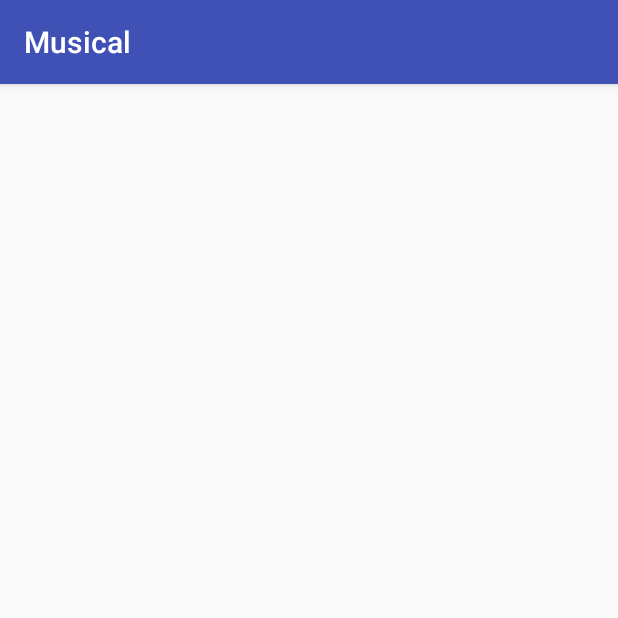
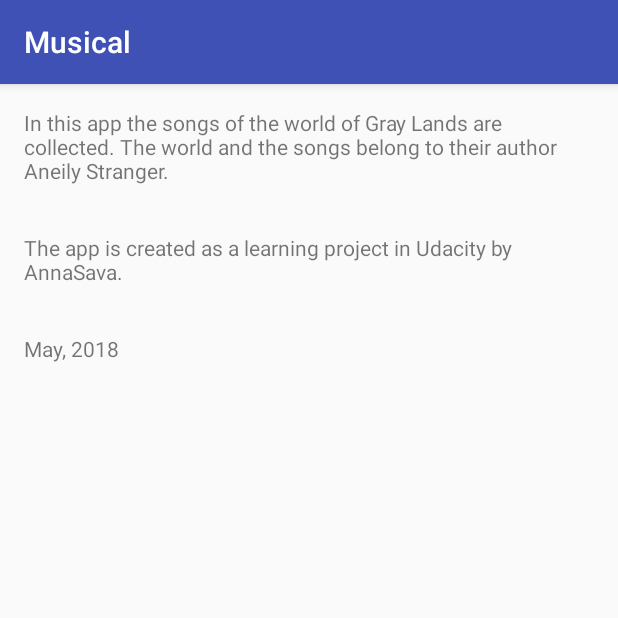
Before and after one commit to AnnaSava/Musical, an Android app: the AboutActivity screen opened directly, with no data from a screen before it, on a phone screen of 412 x 824 dp, the top half of it. Run offline under Robolectric (Android 15) with nearby library versions, the phone set to English and light mode, and no system bars.

Commit message:
About page

```diff
--- a/app/src/main/res/layout/activity_about.xml
+++ b/app/src/main/res/layout/activity_about.xml
@@ -1,9 +1,31 @@
 <?xml version="1.0" encoding="utf-8"?>
-<android.support.constraint.ConstraintLayout xmlns:android="http://schemas.android.com/apk/res/android"
+<LinearLayout xmlns:android="http://schemas.android.com/apk/res/android"
     xmlns:app="http://schemas.android.com/apk/res-auto"
     xmlns:tools="http://schemas.android.com/tools"
     android:layout_width="match_parent"
     android:layout_height="match_parent"
+    android:orientation="vertical"
     tools:context="com.example.android.musical.AboutActivity">
 
-</android.support.constraint.ConstraintLayout>
+    <TextView
+        android:id="@+id/dev"
+        android:layout_width="match_parent"
+        android:layout_height="wrap_content"
+        android:padding="16dp"
+        android:text="@string/about_songs"/>
+
+    <TextView
+        android:id="@+id/about"
+        android:layout_width="match_parent"
+        android:layout_height="wrap_content"
+        android:padding="16dp"
+        android:text="@string/about_app"/>
+
+    <TextView
+        android:id="@+id/date"
+        android:layout_width="match_parent"
+        android:layout_height="wrap_content"
+        android:padding="16dp"
+        android:text="@string/about_date"/>
+
+</LinearLayout>
--- a/app/src/main/res/values/strings.xml
+++ b/app/src/main/res/values/strings.xml
@@ -1,5 +1,13 @@
 <resources>
     <string name="app_name">Musical</string>
+
+    <string name="menu_playlist">Playlist</string>
+    <string name="menu_artists">Artists</string>
+    <string name="menu_about">About</string>
+
+    <string name="about_app">The app is created as a learning project in Udacity by AnnaSava.</string>
+    <string name="about_songs">In this app the songs of the world of Gray Lands are collected. The world and the songs belong to their author Aneily Stranger.</string>
+    <string name="about_date">May, 2018</string>
 
     <string name="artist_songs_from_north_woods">Songs From North Woods</string>
     <string name="artist_asche_und_staub">Asche und Staub</string>
```
Also changed, not shown: app/src/main/java/com/example/android/musical/MainActivity.java (+10 -1 lines), app/src/main/res/layout/activity_main.xml (+33 -5 lines).
